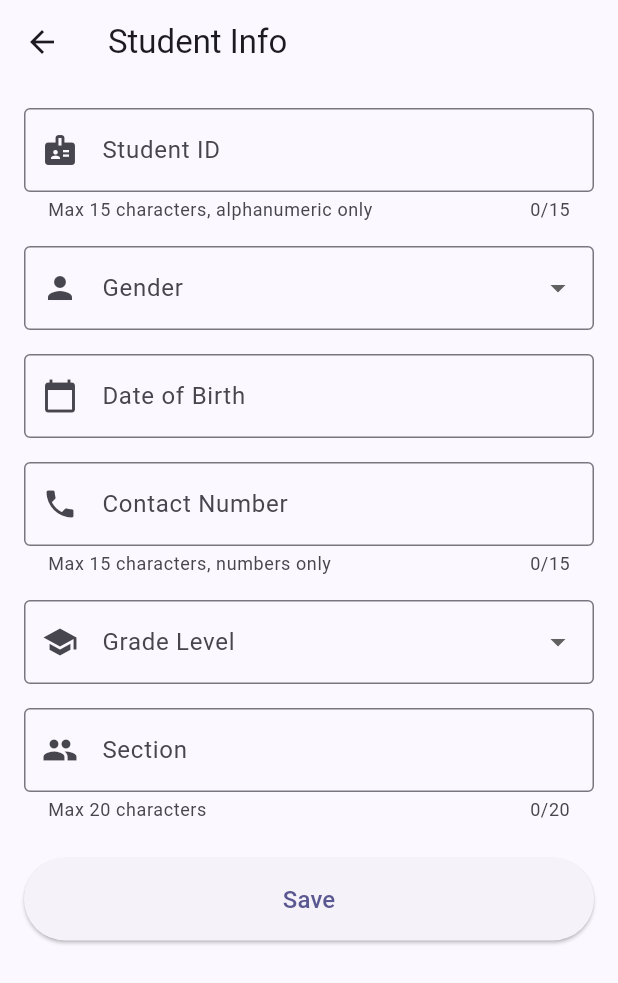
After one commit to kiesike/Quizzard-Deployment-incomplete, a Flutter app: the StudentInfoScreen screen opened by its route, on a phone screen of 412 x 824 dp. The commit adds this screen. Shown: the top 983 px of the screen. Run offline on Flutter 3.47's test engine with Material 3 defaults, Android fonts, the phone set to English and light mode, and no system bars; our stand-ins replace audioplayers, file_picker, image_picker, shared_preferences, video_player; accounts and stored records are empty; network calls fail.

Commit message:
DOP-68: Add student info screen with validation and character limits

```diff
--- a/frontend/lib/main.dart
+++ b/frontend/lib/main.dart
@@ -19,6 +19,7 @@ import 'screens/class_list_screen.dart';
 import 'screens/class_detail_screen.dart';
 import 'screens/student_class_quizzes_screen.dart';
 import 'screens/quiz_analytics_screen.dart';
+import 'screens/student_info_screen.dart';
 
 void main() {
   runApp(const QuizzardApp());
@@ -49,32 +50,28 @@ class QuizzardApp extends StatelessWidget {
         '/create-quiz':        (context) => const CreateQuizScreen(),
         '/quiz-result':        (context) => const QuizResultScreen(),
         '/quiz-analytics': (context) {
-  final args = ModalRoute.of(context)!.settings.arguments
-      as Map<String, dynamic>;
-  return QuizAnalyticsScreen(
-    quizId: args['quiz_id'],
-    quizTitle: args['quiz_title'],
-  );
-},
+            final args = ModalRoute.of(context)!.settings.arguments as Map<String, dynamic>;
+            return QuizAnalyticsScreen(
+              quizId: args['quiz_id'],
+              quizTitle: args['quiz_title'],
+            );
+        },
         '/quiz-taking': (context) {
-          final args = ModalRoute.of(context)!.settings.arguments
-              as Map<String, dynamic>;
+          final args = ModalRoute.of(context)!.settings.arguments as Map<String, dynamic>;
           return QuizTakingScreen(
             quizId: args['quiz_id'],
             quizTitle: args['quiz_title'],
           );
         },
         '/quiz-detail': (context) {
-          final args = ModalRoute.of(context)!.settings.arguments
-              as Map<String, dynamic>;
+          final args = ModalRoute.of(context)!.settings.arguments as Map<String, dynamic>;
           return QuizDetailScreen(
             quizId: args['quiz_id'],
             quizTitle: args['quiz_title'],
           );
         },
         '/edit-quiz': (context) {
-          final args = ModalRoute.of(context)!.settings.arguments
-              as Map<String, dynamic>;
+          final args = ModalRoute.of(context)!.settings.arguments as Map<String, dynamic>;
           return EditQuizScreen(
             quizId: args['quiz_id'],
             initialTitle: args['title'],
@@ -82,29 +79,25 @@ class QuizzardApp extends StatelessWidget {
           );
         },
         '/add-question': (context) {
-          final args = ModalRoute.of(context)!.settings.arguments
-              as Map<String, dynamic>;
+          final args = ModalRoute.of(context)!.settings.arguments as Map<String, dynamic>;
           return AddQuestionScreen(quizId: args['quiz_id']);
         },
         '/edit-question': (context) {
-          final args = ModalRoute.of(context)!.settings.arguments
-              as Map<String, dynamic>;
+          final args = ModalRoute.of(context)!.settings.arguments as Map<String, dynamic>;
           return EditQuestionScreen(
             quizId: args['quiz_id'],
             question: args['question'],
           );
         },
         '/quiz-results': (context) {
-          final args = ModalRoute.of(context)!.settings.arguments
-              as Map<String, dynamic>;
+          final args = ModalRoute.of(context)!.settings.arguments as Map<String, dynamic>;
           return QuizResultsScreen(
             quizId: args['quiz_id'],
             quizTitle: args['quiz_title'],
           );
         },
         '/student-attempt-detail': (context) {
-          final args = ModalRoute.of(context)!.settings.arguments
-              as Map<String, dynamic>;
+          final args = ModalRoute.of(context)!.settings.arguments as Map<String, dynamic>;
           return StudentAttemptDetailScreen(
             quizId: args['quiz_id'],
             quizTitle: args['quiz_title'],
@@ -114,21 +107,21 @@ class QuizzardApp extends StatelessWidget {
         },
         '/class-list': (context) => const ClassListScreen(),
         '/class-detail': (context) {
-          final args = ModalRoute.of(context)!.settings.arguments
-              as Map<String, dynamic>;
+          final args = ModalRoute.of(context)!.settings.arguments as Map<String, dynamic>;
           return ClassDetailScreen(
             classId: args['class_id'],
             className: args['class_name'],
           );
         },
         '/student-class-quizzes': (context) {
-          final args = ModalRoute.of(context)!.settings.arguments
-              as Map<String, dynamic>;
+          final args = ModalRoute.of(context)!.settings.arguments as Map<String, dynamic>;
           return StudentClassQuizzesScreen(
             classId: args['class_id'],
             className: args['class_name'],
           );
         },
+        '/student-info': (context) => const StudentInfoScreen(),
+
       },
     );
   }
--- /dev/null
+++ b/frontend/lib/screens/student_info_screen.dart
@@ -0,0 +1,267 @@
+import 'package:flutter/material.dart';
+import 'package:flutter/services.dart';
+import '../services/auth_service.dart';
+
+class StudentInfoScreen extends StatefulWidget {
+  const StudentInfoScreen({super.key});
+
+  @override
+  State<StudentInfoScreen> createState() => _StudentInfoScreenState();
+}
+
+class _StudentInfoScreenState extends State<StudentInfoScreen> {
+  final _formKey = GlobalKey<FormState>();
+
+  final _studentIdController = TextEditingController();
+  final _contactController = TextEditingController();
+  final _sectionController = TextEditingController();
+
+  String? _selectedGender;
+  String? _selectedGradeLevel;
+  DateTime? _selectedDate;
+  bool _isLoading = true;
+  bool _isSaving = false;
+
+  final List<String> _genderOptions = ['male', 'female', 'other'];
+
+  final List<String> _gradeLevelOptions = [
+    'Grade 7',
+    'Grade 8',
+    'Grade 9',
+    'Grade 10',
+    'Grade 11',
+    'Grade 12',
+    'Year 1',
+    'Year 2',
+    'Year 3',
+    'Year 4',
+  ];
+
+  @override
+  void initState() {
+    super.initState();
+    _loadProfile();
+  }
+
+  Future<void> _loadProfile() async {
+    final result = await AuthService.authGet('/student/profile');
+    if (result['success']) {
+      final profile = result['data']['profile'];
+      setState(() {
+        _studentIdController.text = profile['student_id'] ?? '';
+        _contactController.text = profile['contact_number'] ?? '';
+        _sectionController.text = profile['section'] ?? '';
+        _selectedGender = profile['gender'];
+        _selectedGradeLevel = profile['grade_level'];
+        if (profile['date_of_birth'] != null) {
+          _selectedDate = DateTime.parse(profile['date_of_birth']);
+        }
+        _isLoading = false;
+      });
+    } else {
+      setState(() => _isLoading = false);
+    }
+  }
+
+  Future<void> _pickDate() async {
+    final picked = await showDatePicker(
+      context: context,
+      initialDate: _selectedDate ?? DateTime(2000),
+      firstDate: DateTime(1950),
+      lastDate: DateTime.now(),
+    );
+    if (picked != null) {
+      setState(() => _selectedDate = picked);
+    }
+  }
+
+  Future<void> _saveProfile() async {
+    if (!_formKey.currentState!.validate()) return;
+
+    setState(() => _isSaving = true);
+
+    final result = await AuthService.authPut('/student/profile', {
+      'student_id': _studentIdController.text.trim(),
+      'gender': _selectedGender,
+      'date_of_birth': _selectedDate != null
+          ? '${_selectedDate!.year}-${_selectedDate!.month.toString().padLeft(2, '0')}-${_selectedDate!.day.toString().padLeft(2, '0')}'
+          : null,
+      'contact_number': _contactController.text.trim(),
+      'grade_level': _selectedGradeLevel,
+      'section': _sectionController.text.trim(),
+    });
+
+    setState(() => _isSaving = false);
+
+    if (result['success']) {
+      ScaffoldMessenger.of(context).showSnackBar(
+        const SnackBar(
+          content: Text('Profile updated successfully!'),
+          backgroundColor: Colors.green,
+        ),
+      );
+      Navigator.pop(context);
+    } else {
+      ScaffoldMessenger.of(context).showSnackBar(
+        SnackBar(
+          content: Text(result['message'] ?? 'Failed to update profile.'),
+          backgroundColor: Colors.red,
+        ),
+      );
+    }
+  }
+
+  @override
+  void dispose() {
+    _studentIdController.dispose();
+    _contactController.dispose();
+    _sectionController.dispose();
+    super.dispose();
+  }
+
+  @override
+  Widget build(BuildContext context) {
+    return Scaffold(
+      appBar: AppBar(
+        title: const Text('Student Info'),
+      ),
+      body: _isLoading
+          ? const Center(child: CircularProgressIndicator())
+          : SingleChildScrollView(
+              padding: const EdgeInsets.all(16),
+              child: Form(
+                key: _formKey,
+                child: Column(
+                  crossAxisAlignment: CrossAxisAlignment.stretch,
+                  children: [
+                    // Student ID
+                    TextFormField(
+                      controller: _studentIdController,
+                      maxLength: 15,
+                      inputFormatters: [
+                        FilteringTextInputFormatter.allow(
+                            RegExp(r'[a-zA-Z0-9\-]')),
+                      ],
+                      decoration: const InputDecoration(
+                        labelText: 'Student ID',
+                        border: OutlineInputBorder(),
+                        prefixIcon: Icon(Icons.badge),
+                        helperText: 'Max 15 characters, alphanumeric only',
+                      ),
+                    ),
+                    const SizedBox(height: 16),
+
+                    // Gender
+                    DropdownButtonFormField<String>(
+                      value: _selectedGender,
+                      decoration: const InputDecoration(
+                        labelText: 'Gender',
+                        border: OutlineInputBorder(),
+                        prefixIcon: Icon(Icons.person),
+                      ),
+                      items: _genderOptions.map((gender) {
+                        return DropdownMenuItem(
+                          value: gender,
+                          child: Text(
+                            gender[0].toUpperCase() + gender.substring(1),
+                          ),
+                        );
+                      }).toList(),
+                      onChanged: (value) =>
+                          setState(() => _selectedGender = value),
+                    ),
+                    const SizedBox(height: 16),
+
+                    // Date of Birth
+                    GestureDetector(
+                      onTap: _pickDate,
+                      child: AbsorbPointer(
+                        child: TextFormField(
+                          decoration: InputDecoration(
+                            labelText: 'Date of Birth',
+                            border: const OutlineInputBorder(),
+                            prefixIcon: const Icon(Icons.calendar_today),
+                          ),
+                          controller: TextEditingController(
+                            text: _selectedDate != null
+                                ? '${_selectedDate!.year}-${_selectedDate!.month.toString().padLeft(2, '0')}-${_selectedDate!.day.toString().padLeft(2, '0')}'
+                                : '',
+                          ),
+                        ),
+                      ),
+                    ),
+                    const SizedBox(height: 16),
+
+                    // Contact Number
+                    TextFormField(
+                      controller: _contactController,
+                      maxLength: 15,
+                      keyboardType: TextInputType.phone,
+                      inputFormatters: [
+                        FilteringTextInputFormatter.allow(
+                            RegExp(r'[0-9\+]')),
+                      ],
+                      decoration: const InputDecoration(
+                        labelText: 'Contact Number',
+                        border: OutlineInputBorder(),
+                        prefixIcon: Icon(Icons.phone),
+                        helperText: 'Max 15 characters, numbers only',
+                      ),
+                    ),
+                    const SizedBox(height: 16),
+
+                    // Grade Level
+                    DropdownButtonFormField<String>(
+                      value: _selectedGradeLevel,
+                      decoration: const InputDecoration(
+                        labelText: 'Grade Level',
+                        border: OutlineInputBorder(),
+                        prefixIcon: Icon(Icons.school),
+                      ),
+                      items: _gradeLevelOptions.map((level) {
+                        return DropdownMenuItem(
+                          value: level,
+                          child: Text(level),
+                        );
+                      }).toList(),
+                      onChanged: (value) =>
+                          setState(() => _selectedGradeLevel = value),
+                    ),
+                    const SizedBox(height: 16),
+
+                    // Section
+                    TextFormField(
+                      controller: _sectionController,
+                      maxLength: 20,
+                      inputFormatters: [
+                        FilteringTextInputFormatter.allow(
+                            RegExp(r'[a-zA-Z0-9 ]')),
+                      ],
+                      decoration: const InputDecoration(
+                        labelText: 'Section',
+                        border: OutlineInputBorder(),
+                        prefixIcon: Icon(Icons.group),
+                        helperText: 'Max 20 characters',
+                      ),
+                    ),
+                    const SizedBox(height: 24),
+
+                    // Save Button
+                    ElevatedButton(
+                      onPressed: _isSaving ? null : _saveProfile,
+                      style: ElevatedButton.styleFrom(
+                        padding: const EdgeInsets.symmetric(vertical: 16),
+                      ),
+                      child: _isSaving
+                          ? const CircularProgressIndicator(
+                              color: Colors.white)
+                          : const Text('Save',
+                              style: TextStyle(fontSize: 16)),
+                    ),
+                  ],
+                ),
+              ),
+            ),
+    );
+  }
+}
```
Also changed, not shown: frontend/lib/widgets/profile_widget.dart (+30 -0 lines), 3 other files.
